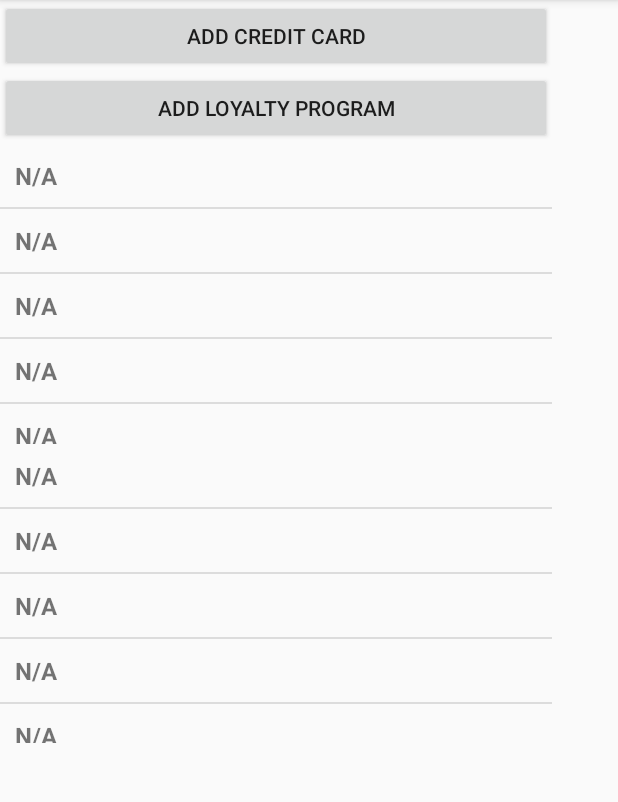
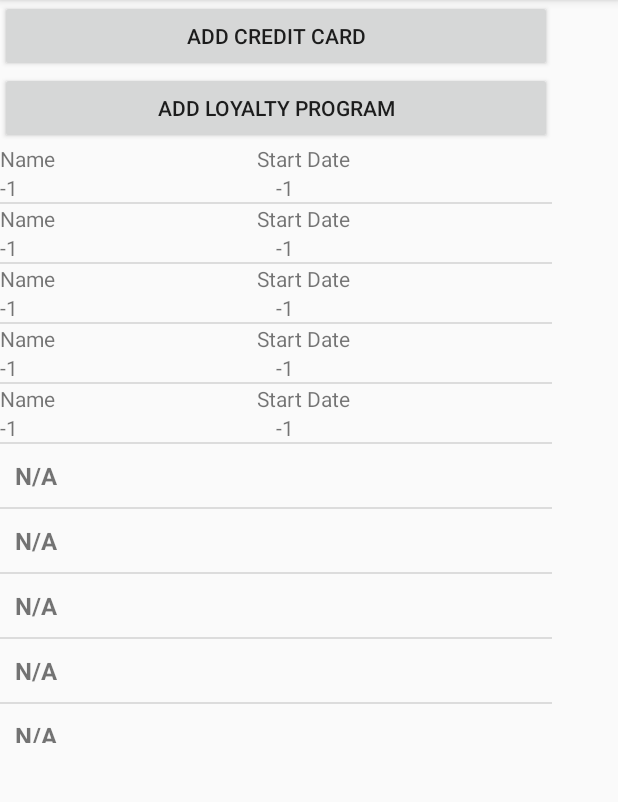
Before and after one commit to mlitman/CSC518_ListExample, an Android app: the screen it shows after launch (MainActivity), on a phone screen of 412 x 824 dp, the part 84-886 px from its top. Run offline under Robolectric (Android 15) with nearby library versions, the phone set to English and light mode, and no system bars.

Commit message:
added custom arrayadapter

```diff
--- a/app/src/main/java/com/example/awesomefat/csc518_listexample/Core.java
+++ b/app/src/main/java/com/example/awesomefat/csc518_listexample/Core.java
@@ -12,6 +12,7 @@ public class Core
     public static int creditCardCount = 0;
     public static int loyaltyProgramCount = 0;
     public static ArrayAdapter<String> ccAdapter, lpAdapter;
+    public static CreditCardArrayAdapter ccCustomAdapter;
 
     //encapsulated
     public static void addLoyaltyProgram(LoyaltyProgram lp)
@@ -28,6 +29,6 @@ public class Core
         Core.theCreditCards[Core.creditCardCount] = cc;
         Core.theCreditCardStrings[Core.creditCardCount] = cc.toString();
         Core.creditCardCount++;
-        Core.ccAdapter.notifyDataSetChanged();
+        Core.ccCustomAdapter.notifyDataSetChanged();
     }
 }
--- a/app/src/main/java/com/example/awesomefat/csc518_listexample/CreditCard.java
+++ b/app/src/main/java/com/example/awesomefat/csc518_listexample/CreditCard.java
@@ -15,6 +15,31 @@ public class CreditCard
         this.point_bonus = point_bonus;
     }
 
+    public CreditCard()
+    {
+        this.name = "Name";
+        this.start_date = "Start Date";
+        this.min_spend = -1;
+        this.point_bonus = -1;
+    }
+
+    public String getName()
+    {
+        return name;
+    }
+
+    public String getStart_date() {
+        return start_date;
+    }
+
+    public int getMin_spend() {
+        return min_spend;
+    }
+
+    public int getPoint_bonus() {
+        return point_bonus;
+    }
+
     public String toString()
     {
         return "Name: " + this.name +
--- /dev/null
+++ b/app/src/main/java/com/example/awesomefat/csc518_listexample/CreditCardArrayAdapter.java
@@ -0,0 +1,56 @@
+package com.example.awesomefat.csc518_listexample;
+
+import android.content.Context;
+import android.support.annotation.NonNull;
+import android.support.annotation.Nullable;
+import android.view.LayoutInflater;
+import android.view.View;
+import android.view.ViewGroup;
+import android.widget.ArrayAdapter;
+import android.widget.TextView;
+
+
+public class CreditCardArrayAdapter extends ArrayAdapter
+{
+    private Context mContext;
+    private CreditCard[] creditCardList;
+    private int textViewResourceId;
+
+    public CreditCardArrayAdapter(Context context, int textViewResourceId,
+                                     CreditCard[] list)
+    {
+        super(context, textViewResourceId , list);
+        this.mContext = context;
+        this.creditCardList = list;
+        this.textViewResourceId = textViewResourceId;
+    }
+
+    @Override
+    public View getView(int position, @Nullable View convertView, @NonNull ViewGroup parent)
+    {
+        //android will re-use existing rows for performance reasons.
+        //this checks to see if the convertView is already a thing or not
+        //if it is not a thing, it inflates the layout for use this time
+        //it will likely be a thing the next time we process this row.
+        View listItem = convertView;
+        if(listItem == null)
+        {
+            listItem = LayoutInflater.from(mContext).
+                    inflate(this.textViewResourceId,parent,false);
+        }
+
+        //we definitely have a real listItem
+        TextView ccName = (TextView)listItem.findViewById(R.id.ccNameTV);
+        TextView ccStartDate = (TextView)listItem.findViewById(R.id.ccStartDateTV);
+        TextView ccMinSpend = (TextView)listItem.findViewById(R.id.ccMinSpendTV);
+        TextView ccBonusPoints = (TextView)listItem.findViewById(R.id.ccBonusPointsTV);
+        CreditCard cc = this.creditCardList[position];
+
+        ccName.setText(cc.getName());
+        ccStartDate.setText(cc.getStart_date());
+        ccMinSpend.setText("" + cc.getMin_spend());
+        ccBonusPoints.setText("" + cc.getPoint_bonus());
+        //return the View after we have set all of the values
+        return listItem;
+    }
+}
--- a/app/src/main/java/com/example/awesomefat/csc518_listexample/MainActivity.java
+++ b/app/src/main/java/com/example/awesomefat/csc518_listexample/MainActivity.java
@@ -27,14 +27,16 @@ public class MainActivity extends AppCompatActivity {
         {
             Core.theLoyaltyProgramStrings[i] = "N/A";
             Core.theCreditCardStrings[i] = "N/A";
+            Core.theCreditCards[i] = new CreditCard();
         }
 
         this.creditCardLV = (ListView)this.findViewById(R.id.creditCardListView);
         this.loyaltyProgramLV = (ListView)this.findViewById(R.id.loyaltyProgramListView);
-        Core.ccAdapter = new ArrayAdapter(this, R.layout.student_listview_row, Core.theCreditCardStrings);
+        //Core.ccAdapter = new ArrayAdapter(this, R.layout.student_listview_row, Core.theCreditCardStrings);
+        Core.ccCustomAdapter = new CreditCardArrayAdapter(this, R.layout.custom_credit_card_row, Core.theCreditCards);
         Core.lpAdapter = new ArrayAdapter(this, R.layout.student_listview_row, Core.theLoyaltyProgramStrings);
 
-        this.creditCardLV.setAdapter(Core.ccAdapter);
+        this.creditCardLV.setAdapter(Core.ccCustomAdapter);
         this.loyaltyProgramLV.setAdapter(Core.lpAdapter);
 
     }
--- /dev/null
+++ b/app/src/main/res/layout/custom_credit_card_row.xml
@@ -0,0 +1,45 @@
+<?xml version="1.0" encoding="utf-8"?>
+<LinearLayout xmlns:android="http://schemas.android.com/apk/res/android"
+    android:orientation="vertical" android:layout_width="match_parent"
+    android:layout_height="match_parent">
+
+    <LinearLayout
+        android:layout_width="match_parent"
+        android:layout_height="wrap_content"
+        android:orientation="horizontal">
+
+        <TextView
+            android:id="@+id/ccNameTV"
+            android:layout_width="wrap_content"
+            android:layout_height="wrap_content"
+            android:layout_weight="1"
+            android:text="CC Name" />
+
+        <TextView
+            android:id="@+id/ccStartDateTV"
+            android:layout_width="wrap_content"
+            android:layout_height="wrap_content"
+            android:layout_weight="1"
+            android:text="Start Date" />
+    </LinearLayout>
+
+    <LinearLayout
+        android:layout_width="match_parent"
+        android:layout_height="wrap_content"
+        android:orientation="horizontal">
+
+        <TextView
+            android:id="@+id/ccMinSpendTV"
+            android:layout_width="wrap_content"
+            android:layout_height="wrap_content"
+            android:layout_weight="1"
+            android:text="Min Spend" />
+
+        <TextView
+            android:id="@+id/ccBonusPointsTV"
+            android:layout_width="wrap_content"
+            android:layout_height="wrap_content"
+            android:layout_weight="1"
+            android:text="bonus points" />
+    </LinearLayout>
+</LinearLayout>
```
